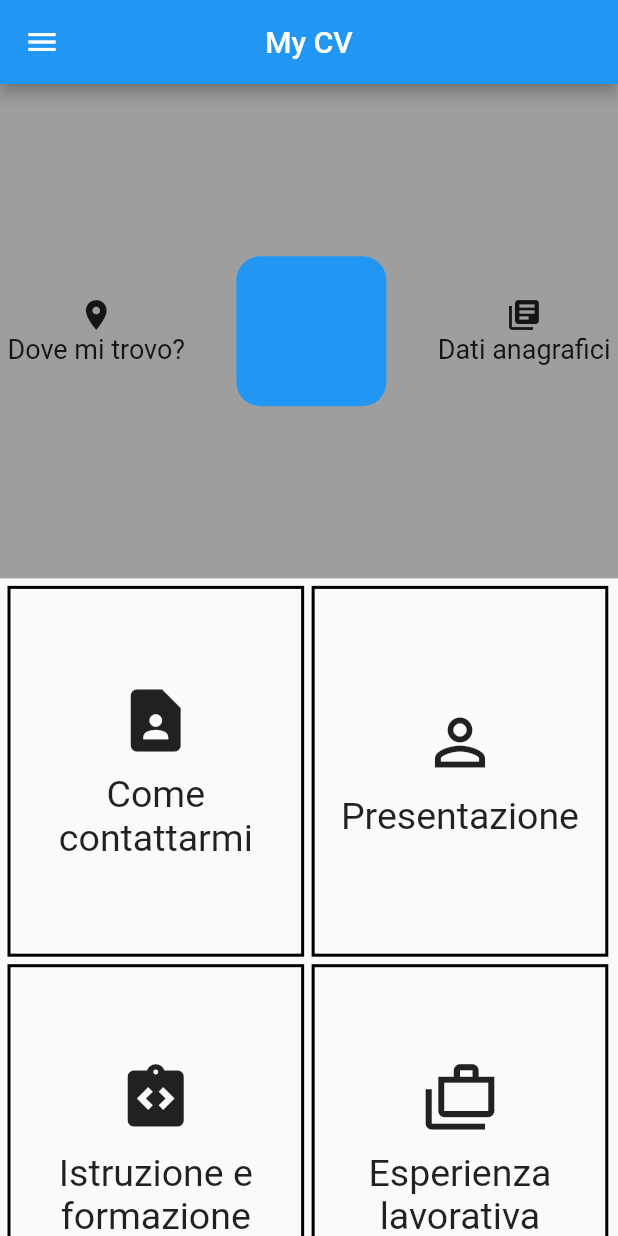
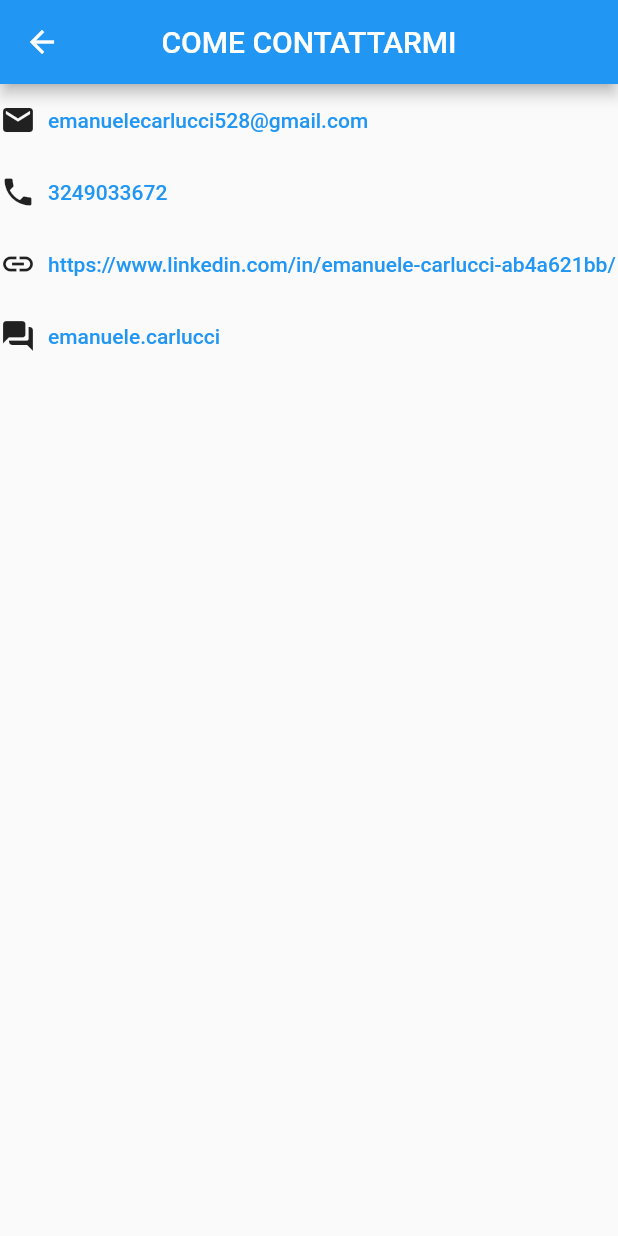
Before and after one commit to emanu2002/flutter_cv, a Flutter app: the HomePage screen opened by its route, after a tap on "Come contattarmi", on a phone screen of 412 x 824 dp. Run offline on Flutter 3.47's test engine with Material 2 defaults, Android fonts, the phone set to English and light mode, and no system bars; our stand-ins replace go_router.

Commit message:
aggiunta pagina come contattarmi e file costanti

```diff
--- /dev/null
+++ b/progetto/lib/pages/contactMe.dart
@@ -0,0 +1,57 @@
+import 'package:flutter/material.dart';
+import 'package:provider/provider.dart';
+import '../provider/user_provider.dart';
+
+class ContactMePage extends StatefulWidget {
+  const ContactMePage({super.key});
+
+  @override
+  _ContactMeState createState() => _ContactMeState();
+}
+
+class _ContactMeState extends State<ContactMePage> {
+  late UserProvider userProvider;
+
+  void initState(){
+    userProvider = Provider.of<UserProvider>(context, listen: false);
+    userProvider.initState();
+    WidgetsBinding.instance.addPostFrameCallback((_) {
+      userProvider.addListener(() { if (mounted) setState(() {}); });
+    });
+  }
+
+  @override
+  Widget build(BuildContext context) {
+    return Scaffold(
+      appBar: AppBar(
+        title: const Text("COME CONTATTARMI"),
+        centerTitle: true,
+      ),
+      body:Column(
+        children:[
+          _line(context,Icons.mail, "emanuelecarlucci528@gmail.com"),
+          _line(context,Icons.phone, "3249033672"),
+          _line(context,Icons.link, "https://www.linkedin.com/in/emanuele-carlucci-ab4a621bb/"),
+          _line(context,Icons.question_answer_rounded, "emanuele.carlucci"),
+        ]
+      ),
+    );
+  }
+
+  Widget _line(BuildContext context, IconData icon, String reference){
+    return Container(
+      width: MediaQuery.of(context).size.width * 0.99,
+      child: Row(
+        children: [
+          Icon(icon),
+          TextButton(
+            onPressed: ()=>{
+
+            },
+            child: Text(reference,overflow: TextOverflow.visible,)
+          )
+        ],
+      ),
+    );
+  }
+}
--- a/progetto/lib/pages/home_page.dart
+++ b/progetto/lib/pages/home_page.dart
@@ -1,6 +1,8 @@
 import 'package:flutter/material.dart';
+import 'package:go_router/go_router.dart';
 import 'package:provider/provider.dart';
 import '../provider/user_provider.dart';
+import '../utilities/constants.dart';
 
 class HomePage extends StatefulWidget {
   const HomePage({super.key});
@@ -73,7 +75,7 @@ class _HomePageState extends State<HomePage> {
           ),
           Wrap(
             children: [
-              GestureDetector(child: _container(context, Icons.contact_page, "Come contattarmi"), onTap: () => {}),
+              GestureDetector(child: _container(context, Icons.contact_page, "Come contattarmi"), onTap: () => { context.goNamed(CONTACTME) }),
               GestureDetector(child:_container(context, Icons.person_outline_outlined, "Presentazione"), onTap: () => {}),
               GestureDetector(child:_container(context, Icons.integration_instructions, "Istruzione e formazione"), onTap: () => {}),
               GestureDetector(child:_container(context, Icons.cases_outlined, "Esperienza lavorativa"), onTap: () => {}),
--- /dev/null
+++ b/progetto/lib/utilities/constants.dart
@@ -0,0 +1,2 @@
+// importante perchè go_router cerca questo '/' path per iniziare
+const CONTACTME = 'contact-me';
--- a/progetto/lib/utilities/route.dart
+++ b/progetto/lib/utilities/route.dart
@@ -1,5 +1,6 @@
 import 'package:flutter/cupertino.dart';
 import 'package:go_router/go_router.dart';
+import 'package:my_cv_flutter/utilities/userRouter.dart';
 import '../pages/home_page.dart';
 
 GoRouter router = GoRouter(
@@ -7,7 +8,8 @@ GoRouter router = GoRouter(
       GoRoute(
           name: '/', // importante perchè go_router cerca questo '/' path per iniziare
           path: '/',
-          builder: (BuildContext context, GoRouterState state) => HomePage()
-      ),
+          builder: (BuildContext context, GoRouterState state) => HomePage(),
+          routes: user_router
+      )
     ]
 );
--- /dev/null
+++ b/progetto/lib/utilities/userRouter.dart
@@ -0,0 +1,12 @@
+import 'package:flutter/cupertino.dart';
+import 'package:go_router/go_router.dart';
+import '../pages/contactMe.dart';
+import 'constants.dart';
+
+List<GoRoute> user_router=[
+  GoRoute(
+      name: CONTACTME,
+      path: CONTACTME,
+      builder: (BuildContext context, GoRouterState state) => ContactMePage()
+  ),
+];
```
